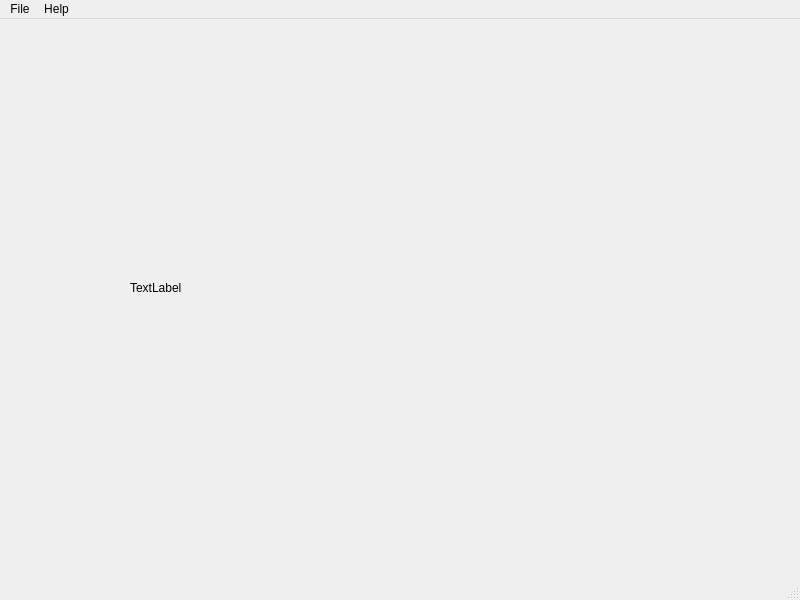
mwales/pahsda, file src/TrafficView.ui: the form before one commit.
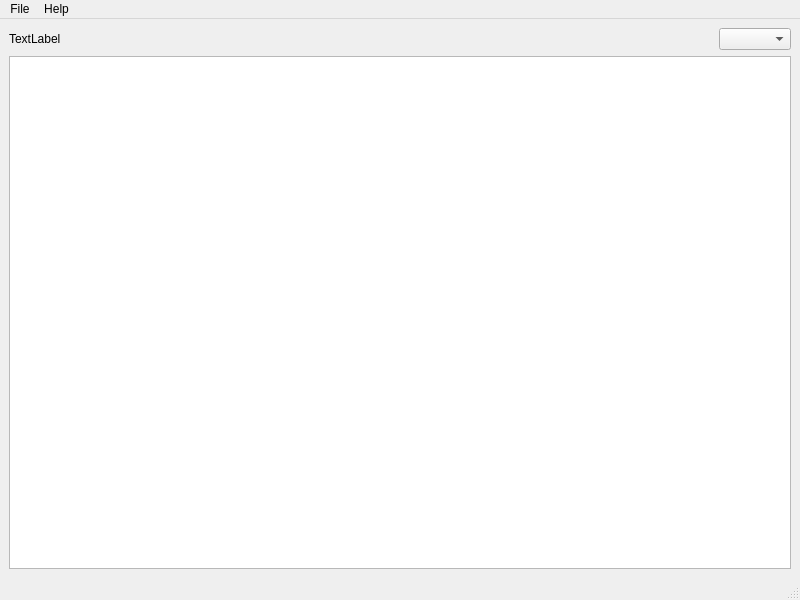
The form after the commit.

Commit message: Added a plugin system for data framing code to support many protocols

Diff of the .ui file:
```diff
--- a/src/TrafficView.ui
+++ b/src/TrafficView.ui
@@ -14,19 +14,38 @@
    <string>MainWindow</string>
   </property>
   <widget class="QWidget" name="centralwidget">
+   <layout class="QVBoxLayout" name="verticalLayout">
+    <item>
+     <layout class="QHBoxLayout" name="horizontalLayout">
+      <item>
    <widget class="QLabel" name="label">
-    <property name="geometry">
-     <rect>
-      <x>130</x>
-      <y>260</y>
-      <width>541</width>
-      <height>17</height>
-     </rect>
-    </property>
     <property name="text">
      <string>TextLabel</string>
     </property>
    </widget>
+      </item>
+      <item>
+       <spacer name="horizontalSpacer">
+        <property name="orientation">
+         <enum>Qt::Horizontal</enum>
+        </property>
+        <property name="sizeHint" stdset="0">
+         <size>
+          <width>40</width>
+          <height>20</height>
+         </size>
+        </property>
+       </spacer>
+      </item>
+      <item>
+       <widget class="QComboBox" name="theProtocol"/>
+      </item>
+     </layout>
+    </item>
+    <item>
+     <widget class="QTableWidget" name="tableWidget"/>
+    </item>
+   </layout>
   </widget>
   <widget class="QMenuBar" name="menubar">
    <property name="geometry">
```
Lines whose indentation alone changed are shown as unchanged. The commit also changes 11 other files.
